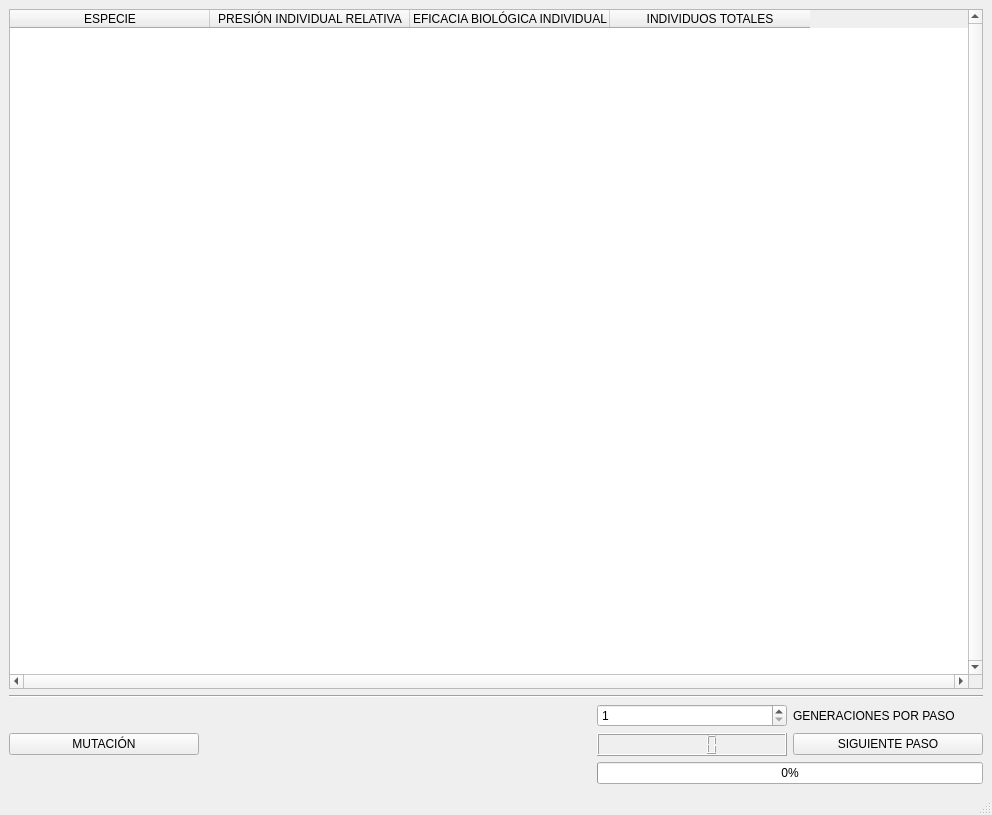
Above: SIMULATION.ui from Charliek794/CA before the change. Below: the same form after it.
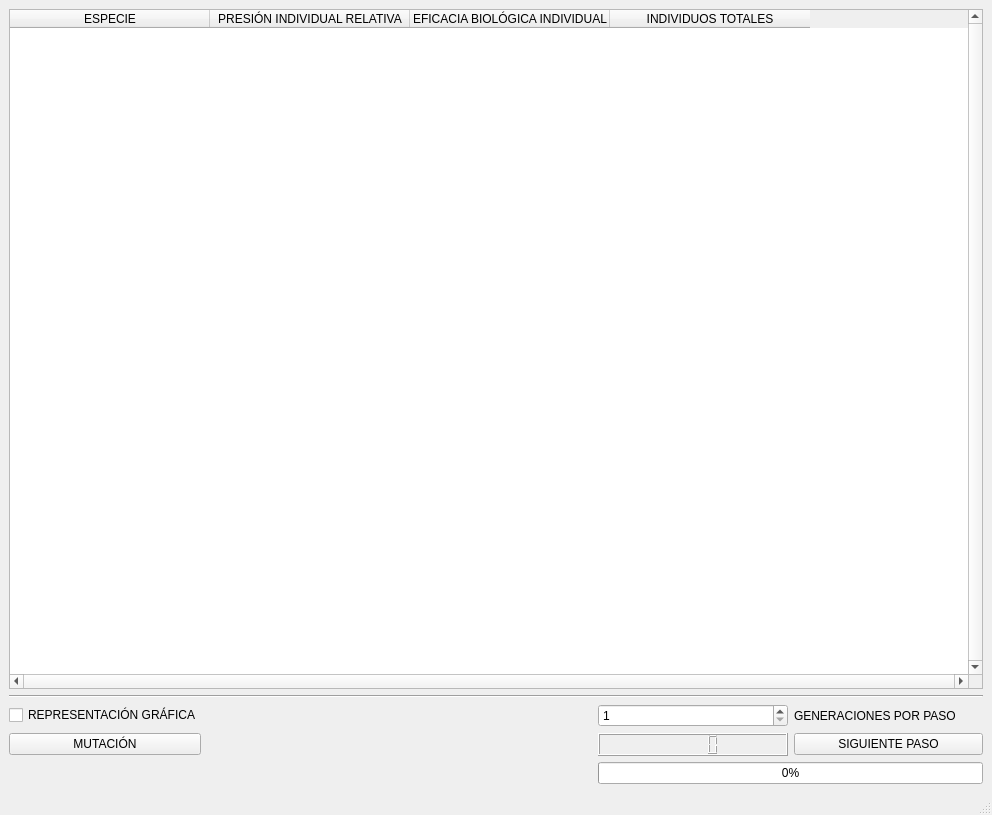
That is the form after the change.

```diff
--- a/SIMULATION.ui
+++ b/SIMULATION.ui
@@ -130,6 +130,13 @@
       </property>
      </widget>
     </item>
+    <item row="2" column="1">
+     <widget class="QCheckBox" name="Graph_Check">
+      <property name="text">
+       <string>REPRESENTACIÓN GRÁFICA</string>
+      </property>
+     </widget>
+    </item>
    </layout>
   </widget>
   <widget class="QMenuBar" name="menubar">
```
Left out of the diff: 2 changed lines with no effect on the pictures.
